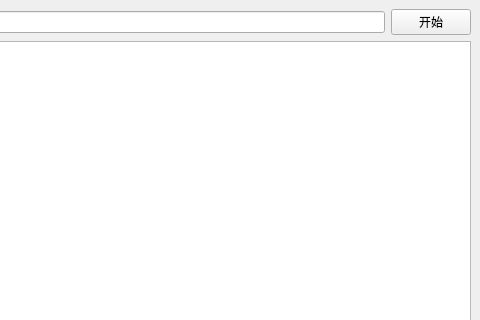
Before: the Qt Designer form ChunGeEr/mainwindow.ui in chenningup/ChunGeEr, drawn with Qt 5; both pictures show x 320 to 800 and y 0 to 320 of the 800 by 600 pixel window.
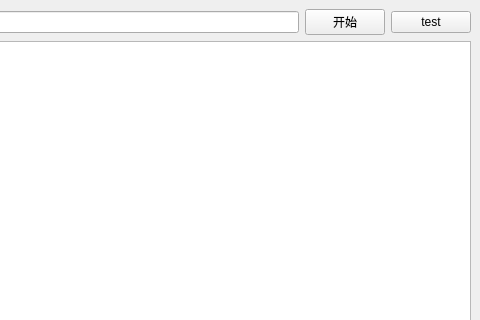
After: the same form once the commit is applied.

The edit to the form file:
```diff
--- a/ChunGeEr/mainwindow.ui
+++ b/ChunGeEr/mainwindow.ui
@@ -47,6 +47,13 @@
         </property>
        </widget>
       </item>
+      <item>
+       <widget class="QPushButton" name="testButton">
+        <property name="text">
+         <string>test</string>
+        </property>
+       </widget>
+      </item>
      </layout>
     </item>
     <item>
```
